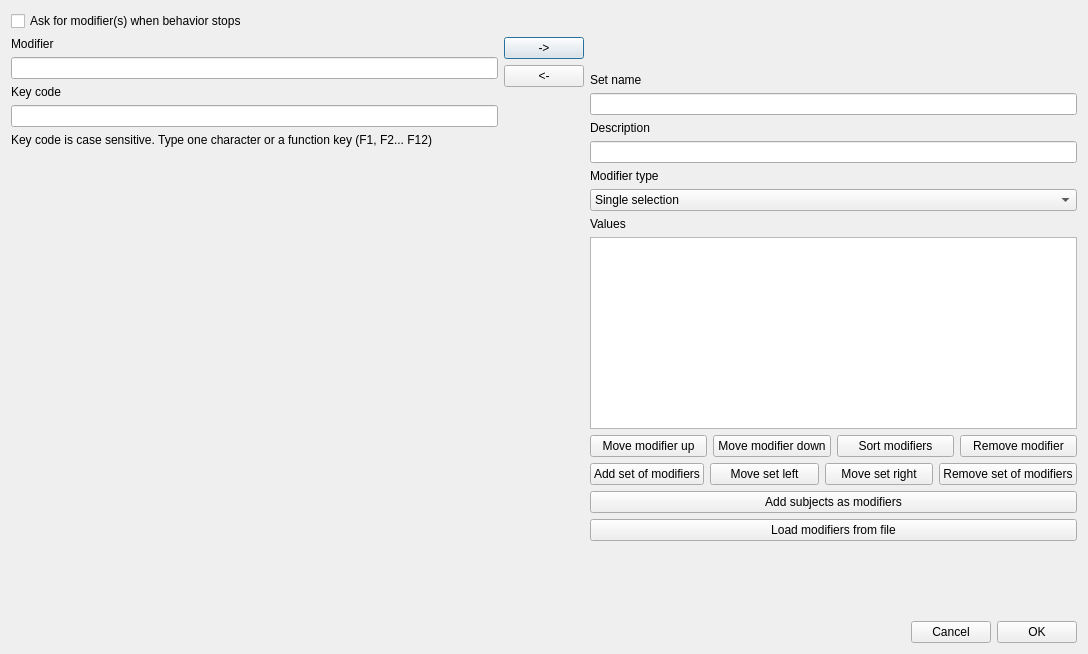
Before: the Qt Designer form boris/add_modifier.ui in olivierfriard/BORIS, drawn with Qt 5.
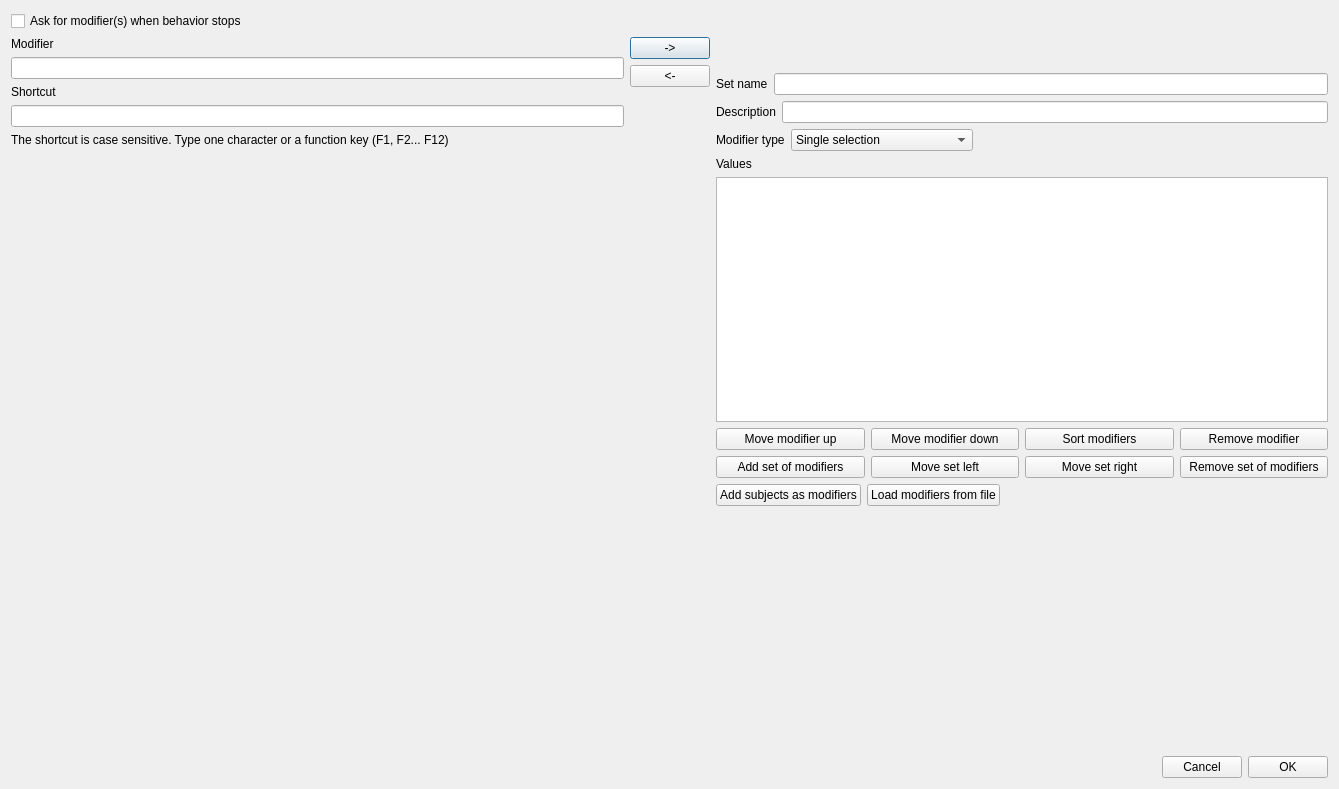
After: the same form once the commit is applied.

```diff
--- a/boris/add_modifier.ui
+++ b/boris/add_modifier.ui
@@ -6,14 +6,14 @@
    <rect>
     <x>0</x>
     <y>0</y>
-    <width>1088</width>
-    <height>654</height>
+    <width>1339</width>
+    <height>789</height>
    </rect>
   </property>
   <property name="windowTitle">
    <string>Set modifiers</string>
   </property>
-  <layout class="QVBoxLayout" name="verticalLayout_5">
+  <layout class="QVBoxLayout" name="verticalLayout_4">
    <item>
     <widget class="QCheckBox" name="cb_ask_at_stop">
      <property name="text">
@@ -22,9 +22,7 @@
     </widget>
    </item>
    <item>
-    <layout class="QVBoxLayout" name="verticalLayout_4">
-     <item>
-      <layout class="QHBoxLayout" name="horizontalLayout_5">
+    <layout class="QHBoxLayout" name="horizontalLayout_8">
        <item>
         <layout class="QVBoxLayout" name="verticalLayout_2">
          <item>
@@ -40,7 +38,7 @@
          <item>
           <widget class="QLabel" name="lbCode">
            <property name="text">
-            <string>Key code</string>
+          <string>Shortcut</string>
            </property>
           </widget>
          </item>
@@ -50,7 +48,7 @@
          <item>
           <widget class="QLabel" name="lbCodeHelp">
            <property name="text">
-            <string>Key code is case sensitive. Type one character or a function key (F1, F2... F12)</string>
+          <string>The shortcut is case sensitive. Type one character or a function key (F1, F2... F12)</string>
            </property>
            <property name="wordWrap">
             <bool>true</bool>
@@ -131,6 +129,8 @@
           </widget>
          </item>
          <item>
+        <layout class="QHBoxLayout" name="horizontalLayout_5">
+         <item>
           <widget class="QLabel" name="lb_name">
            <property name="text">
             <string>Set name</string>
@@ -140,6 +140,10 @@
          <item>
           <widget class="QLineEdit" name="le_name"/>
          </item>
+        </layout>
+       </item>
+       <item>
+        <layout class="QHBoxLayout" name="horizontalLayout_6">
          <item>
           <widget class="QLabel" name="lb_description">
            <property name="text">
@@ -150,6 +154,10 @@
          <item>
           <widget class="QLineEdit" name="le_description"/>
          </item>
+        </layout>
+       </item>
+       <item>
+        <layout class="QHBoxLayout" name="horizontalLayout_7">
          <item>
           <widget class="QLabel" name="lbType">
            <property name="text">
@@ -182,6 +190,21 @@
           </widget>
          </item>
          <item>
+          <spacer name="horizontalSpacer_3">
+           <property name="orientation">
+            <enum>Qt::Orientation::Horizontal</enum>
+           </property>
+           <property name="sizeHint" stdset="0">
+            <size>
+             <width>40</width>
+             <height>20</height>
+            </size>
+           </property>
+          </spacer>
+         </item>
+        </layout>
+       </item>
+       <item>
           <widget class="QLabel" name="lbValues">
            <property name="text">
             <string>Values</string>
@@ -256,8 +279,7 @@
           </layout>
          </item>
          <item>
-          <layout class="QHBoxLayout" name="horizontalLayout_4"/>
-         </item>
+        <layout class="QHBoxLayout" name="horizontalLayout_4">
          <item>
           <widget class="QPushButton" name="pb_add_subjects">
            <property name="text">
@@ -273,6 +295,21 @@
           </widget>
          </item>
          <item>
+          <spacer name="horizontalSpacer_2">
+           <property name="orientation">
+            <enum>Qt::Orientation::Horizontal</enum>
+           </property>
+           <property name="sizeHint" stdset="0">
+            <size>
+             <width>40</width>
+             <height>20</height>
+            </size>
+           </property>
+          </spacer>
+         </item>
+        </layout>
+       </item>
+       <item>
           <spacer name="verticalSpacer_3">
            <property name="orientation">
             <enum>Qt::Orientation::Vertical</enum>
@@ -317,8 +354,6 @@
           <string>OK</string>
          </property>
         </widget>
-       </item>
-      </layout>
      </item>
     </layout>
    </item>
```
Lines whose indentation alone changed are shown as unchanged.
